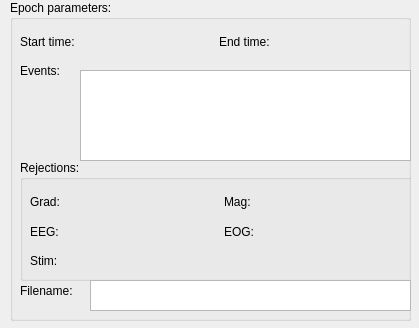
The window that meggie/ui/qt4Designer_ui_files/epochParamsWidget.ui (cibr-jyu/meggie) describes before a commit, drawn with Qt 5.
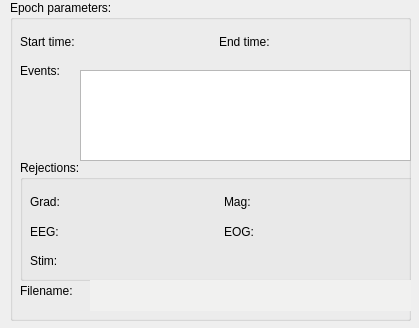
The same window after the commit.

Patch:
```diff
--- a/meggie/ui/qt4Designer_ui_files/epochParamsWidget.ui
+++ b/meggie/ui/qt4Designer_ui_files/epochParamsWidget.ui
@@ -174,6 +174,46 @@
       <height>31</height>
      </rect>
     </property>
+    <property name="palette">
+     <palette>
+      <active>
+       <colorrole role="Base">
+        <brush brushstyle="SolidPattern">
+         <color alpha="255">
+          <red>241</red>
+          <green>241</green>
+          <blue>240</blue>
+         </color>
+        </brush>
+       </colorrole>
+      </active>
+      <inactive>
+       <colorrole role="Base">
+        <brush brushstyle="SolidPattern">
+         <color alpha="255">
+          <red>241</red>
+          <green>241</green>
+          <blue>240</blue>
+         </color>
+        </brush>
+       </colorrole>
+      </inactive>
+      <disabled>
+       <colorrole role="Base">
+        <brush brushstyle="SolidPattern">
+         <color alpha="255">
+          <red>255</red>
+          <green>255</green>
+          <blue>255</blue>
+         </color>
+        </brush>
+       </colorrole>
+      </disabled>
+     </palette>
+    </property>
+    <property name="frameShape">
+     <enum>QFrame::NoFrame</enum>
+    </property>
    </widget>
   </widget>
  </widget>
```
